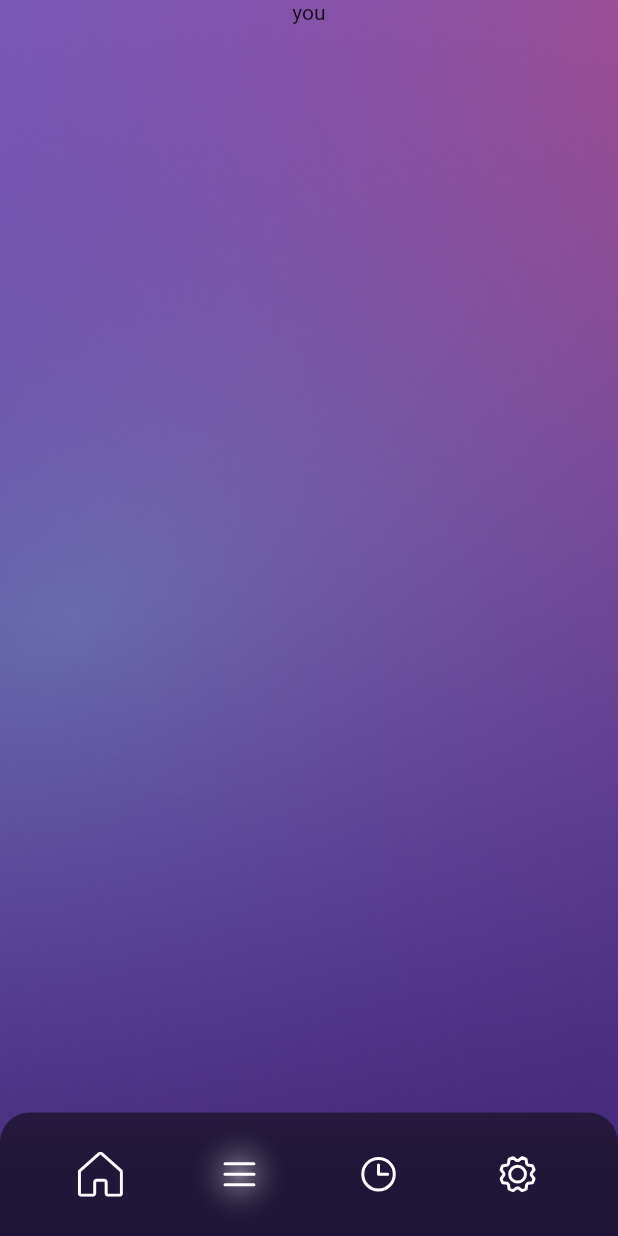
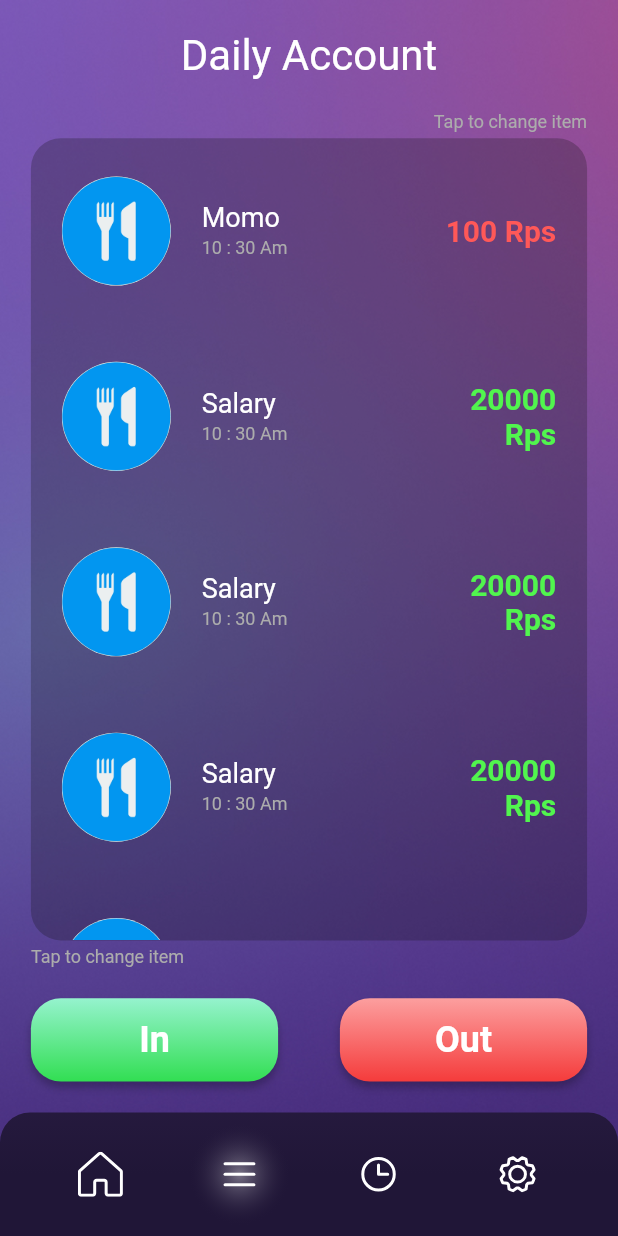
Before and after one commit to raister21/myfinance, a Flutter app: the MainScreen screen opened by its route, item 2 of the bottom bar chosen, on a phone screen of 412 x 824 dp. Run offline on Flutter 3.47's test engine with Material 2 defaults, Android fonts, the light colour scheme and no system bars; our stand-ins replace bloc, flutter_bloc, flutter_svg, form_field_validator, percent_indicator; missing offline and left inert: draw_graph.

Commit message:
input page done

```diff
--- a/lib/core/config/app_config.dart
+++ b/lib/core/config/app_config.dart
@@ -33,3 +33,4 @@ const Color lighterGrey = Color(0xFFF2F2F2);
 const Color green = Color(0xFF51F54E);
 const Color red = Color(0xFFFF5858);
 const Color blue = Color(0xFF77DBFB);
+const Color transBlack = Color(0x400E0E0E);
--- a/lib/core/presentation/pages/main_screen.dart
+++ b/lib/core/presentation/pages/main_screen.dart
@@ -2,6 +2,7 @@ import 'package:flutter/material.dart';
 import 'package:flutter_bloc/flutter_bloc.dart';
 import 'package:myfinance/core/presentation/bloc/cubit/bottomnavigation_cubit.dart';
 import 'package:myfinance/core/presentation/widgets/bottom_navigation.dart';
+import 'package:myfinance/features/trackFinance/presentation/pages/input_page.dart';
 import 'package:myfinance/features/viewFinance/presentation/pages/home_page.dart';
 
 class MainScreen extends StatefulWidget {
@@ -17,7 +18,7 @@ class _MainScreenState extends State<MainScreen> {
 
   List<Widget> pages = const [
     HomePage(),
-    Text("you"),
+    InputPage(),
     Text("moda"),
     Text("fada")
   ];
--- a/lib/core/utils/date_time_util.dart
+++ b/lib/core/utils/date_time_util.dart
@@ -12,4 +12,11 @@ class DateTimeUtil {
 
     return pickDate!;
   }
+
+  String getHourMinuteString(DateTime dateTime) {
+    int hour = dateTime.hour == 0 ? 12 : dateTime.hour;
+    int minute = dateTime.minute;
+    String suffix = dateTime.hour >= 12 ? "Pm" : "Am";
+    return "${hour.toString()} : ${minute.toString().padRight(2, '0')} $suffix";
+  }
 }
--- /dev/null
+++ b/lib/features/trackFinance/presentation/pages/input_page.dart
@@ -0,0 +1,91 @@
+import 'package:flutter/material.dart';
+import 'package:myfinance/core/config/app_config.dart';
+import 'package:myfinance/features/trackFinance/presentation/widgets/input_action_block.dart';
+import 'package:myfinance/features/trackFinance/presentation/widgets/input_body_block.dart';
+
+class InputPage extends StatefulWidget {
+  const InputPage({Key? key}) : super(key: key);
+
+  @override
+  _InputPageState createState() => _InputPageState();
+}
+
+class _InputPageState extends State<InputPage> {
+  @override
+  Widget build(BuildContext context) {
+    return _inputPageStructure();
+  }
+
+  Widget _inputPageStructure() {
+    return Padding(
+      padding: EdgeInsets.fromLTRB(
+        MediaQuery.of(context).size.width / 20,
+        MediaQuery.of(context).size.height / 40,
+        MediaQuery.of(context).size.width / 20,
+        0,
+      ),
+      child: Column(
+        children: [
+          const Text(
+            "Daily Account",
+            style: TextStyle(
+              color: Colors.white,
+              fontSize: 28,
+              fontWeight: FontWeight.w400,
+            ),
+          ),
+          Padding(
+            padding: EdgeInsets.symmetric(
+              vertical: MediaQuery.of(context).size.height / 80,
+            ),
+          ),
+          const Align(
+            alignment: Alignment.bottomRight,
+            child: Text(
+              "Tap to change item",
+              style: TextStyle(
+                color: grey,
+                fontSize: 12,
+              ),
+            ),
+          ),
+          const Padding(
+            padding: EdgeInsets.symmetric(
+              vertical: 2,
+            ),
+          ),
+          const Expanded(child: InputBodyBlock()),
+          const Padding(
+            padding: EdgeInsets.symmetric(
+              vertical: 2,
+            ),
+          ),
+          const Align(
+            alignment: Alignment.topLeft,
+            child: Text(
+              "Tap to change item",
+              style: TextStyle(
+                color: grey,
+                fontSize: 12,
+              ),
+            ),
+          ),
+          Padding(
+            padding: EdgeInsets.symmetric(
+              vertical: MediaQuery.of(context).size.height / 80,
+            ),
+          ),
+          InputActionBlock(
+            inputCallBack: () {},
+            outputCallBack: () {},
+          ),
+          Padding(
+            padding: EdgeInsets.symmetric(
+              vertical: MediaQuery.of(context).size.height / 80,
+            ),
+          ),
+        ],
+      ),
+    );
+  }
+}
--- /dev/null
+++ b/lib/features/trackFinance/presentation/widgets/input_action_block.dart
@@ -0,0 +1,111 @@
+import 'package:flutter/material.dart';
+import 'package:flutter/widgets.dart';
+import 'package:myfinance/core/config/app_config.dart';
+
+class InputActionBlock extends StatefulWidget {
+  final Function inputCallBack;
+  final Function outputCallBack;
+  const InputActionBlock(
+      {Key? key, required this.inputCallBack, required this.outputCallBack})
+      : super(key: key);
+
+  @override
+  _InputActionBlockState createState() => _InputActionBlockState();
+}
+
+class _InputActionBlockState extends State<InputActionBlock> {
+  @override
+  Widget build(BuildContext context) {
+    return Row(
+      mainAxisSize: MainAxisSize.max,
+      children: [
+        Expanded(
+          child: InkWell(
+            onTap: () {
+              widget.inputCallBack();
+            },
+            child: Container(
+              padding: EdgeInsets.symmetric(
+                vertical: MediaQuery.of(context).size.height / 60,
+                horizontal: MediaQuery.of(context).size.width / 20,
+              ),
+              decoration: BoxDecoration(
+                borderRadius: BorderRadius.circular(20),
+                gradient: const LinearGradient(
+                  begin: Alignment(0, -1.8),
+                  end: Alignment(0, 2.0),
+                  colors: [
+                    Color(0xFFBDFBFF),
+                    Color(0xFF00D415),
+                  ],
+                ),
+                boxShadow: const [
+                  BoxShadow(
+                    color: Color.fromRGBO(0, 0, 0, 0.25),
+                    offset: Offset(0, 4),
+                    blurRadius: 4,
+                  ),
+                ],
+              ),
+              child: const Text(
+                "In",
+                textAlign: TextAlign.center,
+                style: TextStyle(
+                  fontSize: 24,
+                  fontWeight: FontWeight.bold,
+                  color: Colors.white,
+                ),
+              ),
+            ),
+          ),
+        ),
+        Padding(
+          padding: EdgeInsets.symmetric(
+            horizontal: MediaQuery.of(context).size.width / 20,
+          ),
+        ),
+        Expanded(
+          child: InkWell(
+            onTap: () {
+              widget.outputCallBack();
+            },
+            child: Container(
+              padding: EdgeInsets.symmetric(
+                vertical: MediaQuery.of(context).size.height / 60,
+                horizontal: MediaQuery.of(context).size.width / 20,
+              ),
+              decoration: BoxDecoration(
+                gradient: const LinearGradient(
+                  begin: Alignment(0, -1.8),
+                  end: Alignment(0, 2.0),
+                  colors: [
+                    Color(0xFFFFC6C6),
+                    Color(0xFFF10A0A),
+                  ],
+                ),
+                borderRadius: BorderRadius.circular(20),
+                color: red,
+                boxShadow: const [
+                  BoxShadow(
+                    color: Color.fromRGBO(0, 0, 0, 0.25),
+                    offset: Offset(0, 4),
+                    blurRadius: 4,
+                  ),
+                ],
+              ),
+              child: const Text(
+                "Out",
+                textAlign: TextAlign.center,
+                style: TextStyle(
+                  fontSize: 24,
+                  fontWeight: FontWeight.bold,
+                  color: Colors.white,
+                ),
+              ),
+            ),
+          ),
+        ),
+      ],
+    );
+  }
+}
--- /dev/null
+++ b/lib/features/trackFinance/presentation/widgets/input_body_block.dart
@@ -0,0 +1,74 @@
+import 'package:flutter/material.dart';
+import 'package:myfinance/core/config/app_config.dart';
+import 'package:myfinance/features/trackFinance/presentation/widgets/input_item.dart';
+
+class InputBodyBlock extends StatefulWidget {
+  const InputBodyBlock({Key? key}) : super(key: key);
+
+  @override
+  State<InputBodyBlock> createState() => _InputBodyBlockState();
+}
+
+class _InputBodyBlockState extends State<InputBodyBlock> {
+  List<Map<String, dynamic>> dummyList = [
+    {
+      "itemName": "Momo",
+      "timeOfTransaction": DateTime.now(),
+      "transactionAmount": 100.0,
+      // TODO: CHANGE TO TYPE OF TRANCATION
+      "transactionType": true,
+    },
+    {
+      "itemName": "Salary",
+      "timeOfTransaction": DateTime.now(),
+      "transactionAmount": 20000.0,
+      "transactionType": false,
+    },
+    {
+      "itemName": "Salary",
+      "timeOfTransaction": DateTime.now(),
+      "transactionAmount": 20000.0,
+      "transactionType": false,
+    },
+    {
+      "itemName": "Salary",
+      "timeOfTransaction": DateTime.now(),
+      "transactionAmount": 20000.0,
+      "transactionType": false,
+    },
+    {
+      "itemName": "Salary",
+      "timeOfTransaction": DateTime.now(),
+      "transactionAmount": 20000.0,
+      "transactionType": false,
+    },
+    {
+      "itemName": "Salary",
+      "timeOfTransaction": DateTime.now(),
+      "transactionAmount": 20000.0,
+      "transactionType": false,
+    },
+  ];
+
+  @override
+  Widget build(BuildContext context) {
+    return Container(
+      decoration: BoxDecoration(
+        color: transBlack,
+        borderRadius: BorderRadius.circular(20),
+      ),
+      child: ListView.builder(
+          itemCount: dummyList.length,
+          itemBuilder: (BuildContext context, int index) {
+            return InputItem(
+              heightPadding: MediaQuery.of(context).size.height / 40,
+              widthPadding: MediaQuery.of(context).size.width / 20,
+              itemName: dummyList[index]['itemName'],
+              timeOfTranscation: dummyList[index]['timeOfTransaction'],
+              transactionAmount: dummyList[index]['transactionAmount'],
+              transactionType: dummyList[index]['transactionType'],
+            );
+          }),
+    );
+  }
+}
--- /dev/null
+++ b/lib/features/trackFinance/presentation/widgets/input_item.dart
@@ -0,0 +1,101 @@
+import 'package:flutter/material.dart';
+import 'package:myfinance/core/config/app_config.dart';
+import 'package:myfinance/core/utils/date_time_util.dart';
+
+class InputItem extends StatelessWidget {
+  final double widthPadding;
+  final double heightPadding;
+  final String? imagePath;
+  final String itemName;
+  final String? location;
+  final DateTime timeOfTranscation;
+  final double transactionAmount;
+  final bool transactionType;
+  const InputItem({
+    Key? key,
+    required this.widthPadding,
+    required this.heightPadding,
+    this.imagePath = "assets/images/foodIcon.png",
+    required this.itemName,
+    this.location,
+    required this.timeOfTranscation,
+    required this.transactionAmount,
+    required this.transactionType,
+  }) : super(key: key);
+
+  @override
+  Widget build(BuildContext context) {
+    return Container(
+      padding: EdgeInsets.symmetric(
+        horizontal: widthPadding,
+        vertical: heightPadding,
+      ),
+      child: Row(
+        children: [
+          Flexible(
+            flex: 4,
+            child: CircleAvatar(
+              minRadius: widthPadding * 1.5,
+              maxRadius: widthPadding * 2,
+              backgroundColor: darkGrey,
+              backgroundImage: AssetImage(imagePath!),
+            ),
+          ),
+          Padding(
+            padding: EdgeInsets.only(right: widthPadding),
+          ),
+          Flexible(
+            flex: 8,
+            child: Column(
+              crossAxisAlignment: CrossAxisAlignment.start,
+              children: [
+                Text(
+                  itemName,
+                  overflow: TextOverflow.ellipsis,
+                  style: const TextStyle(
+                    fontSize: 18,
+                    color: Colors.white,
+                  ),
+                ),
+                location != null
+                    ? Text(
+                        location!,
+                        overflow: TextOverflow.ellipsis,
+                        style: const TextStyle(
+                          fontSize: 12,
+                          color: grey,
+                          fontWeight: FontWeight.w200,
+                          height: 1.5,
+                        ),
+                      )
+                    : Container(),
+                Text(
+                  DateTimeUtil().getHourMinuteString(timeOfTranscation),
+                  overflow: TextOverflow.ellipsis,
+                  style: const TextStyle(
+                    fontSize: 12,
+                    color: grey,
+                    height: 1.5,
+                    fontWeight: FontWeight.w200,
+                  ),
+                )
+              ],
+            ),
+          ),
+          Expanded(
+            flex: 5,
+            child: Text(
+              "${transactionAmount.toInt().toString()} Rps",
+              textAlign: TextAlign.right,
+              style: TextStyle(
+                fontSize: 20,
+                color: transactionType ? red : green,
+                fontWeight: FontWeight.bold,
+              ),
+            ),
+          )
+        ],
+      ),
+    );
+  }
+}
--- a/lib/features/viewFinance/presentation/widgets/home_individual_circular_indicator.dart
+++ b/lib/features/viewFinance/presentation/widgets/home_individual_circular_indicator.dart
@@ -28,7 +28,7 @@ class _HomeIndividualCircularIndicatorState
   Widget build(BuildContext context) {
     return Container(
       decoration: BoxDecoration(
-        color: const Color.fromRGBO(14, 14, 14, 0.25),
+        color: transBlack,
         borderRadius: BorderRadius.circular(20),
       ),
       padding: EdgeInsets.symmetric(
```
Also changed, not shown: lib/features/viewFinance/presentation/pages/home_page.dart (+5 -4 lines), assets/images/foodIcon.png (added).
